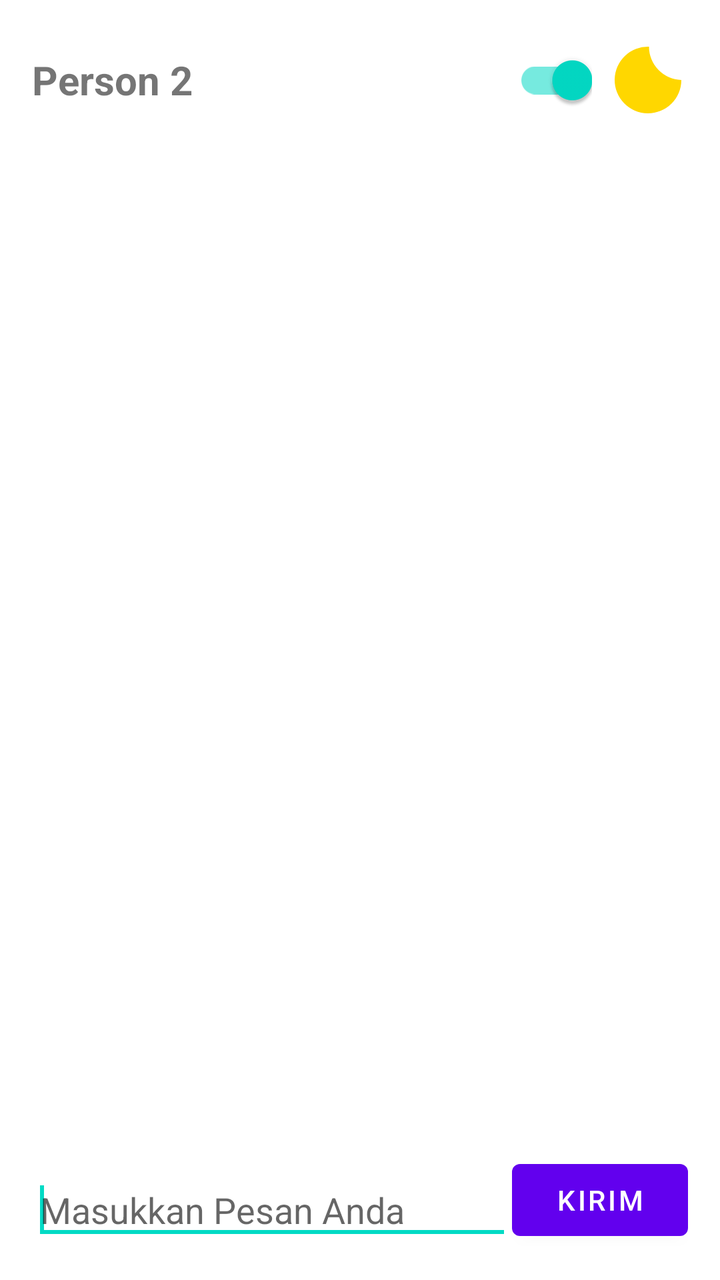
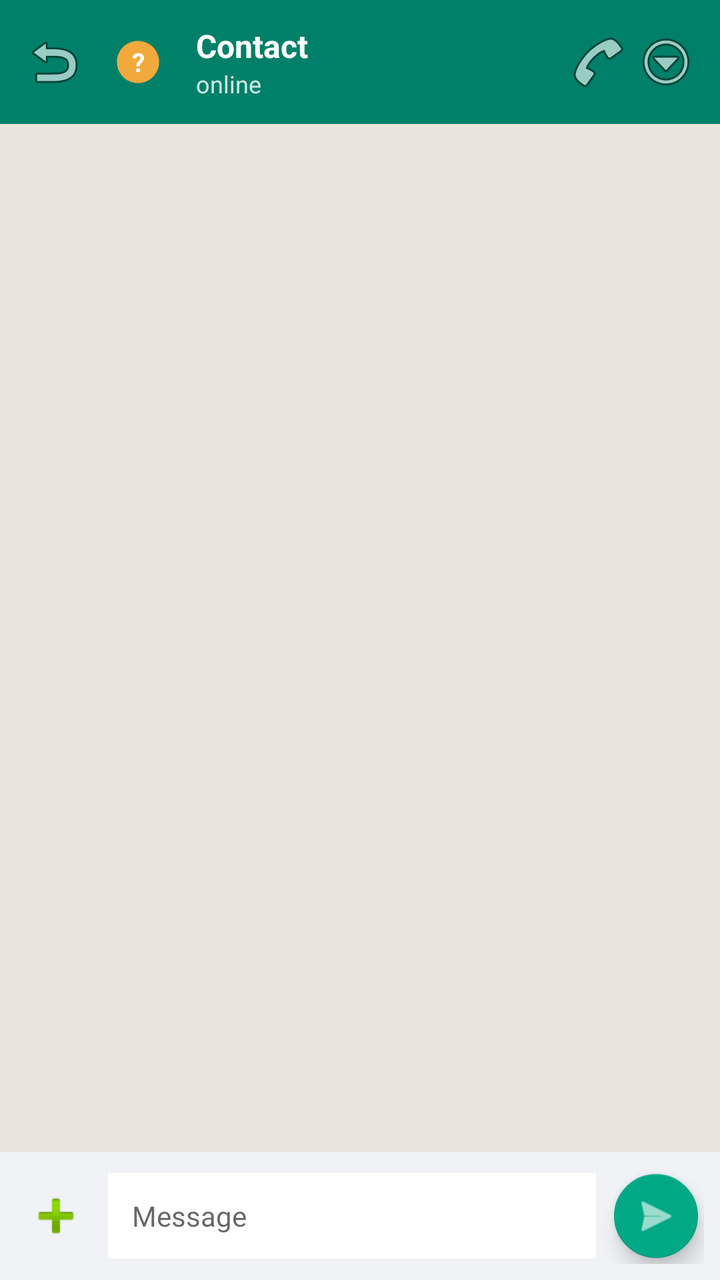

Screens rendered from an Android XML layout before and after an edit, with the pre-edit source and the edit as a unified diff.
<!-- AndroidManifest.xml: application theme Theme.NextSentAndroid -->
<!-- res/layout/activity_second.xml -->
<?xml version="1.0" encoding="utf-8"?>
<RelativeLayout xmlns:android="http://schemas.android.com/apk/res/android"
    xmlns:tools="http://schemas.android.com/tools"
    android:id="@+id/main"
    android:layout_width="match_parent"
    android:layout_height="match_parent"
    android:padding="16dp"
    tools:context=".SecondActivity">

    
    <RelativeLayout
        android:id="@+id/topBar"
        android:layout_width="match_parent"
        android:layout_height="wrap_content"
        android:layout_alignParentTop="true">

        <TextView
            android:id="@+id/textHeader"
            android:layout_width="wrap_content"
            android:layout_height="wrap_content"
            android:layout_alignParentLeft="true"
            android:layout_centerVertical="true"
            android:text="@string/title_second_activity"
            android:textSize="20sp"
            android:textStyle="bold" />

        <LinearLayout
            android:layout_width="wrap_content"
            android:layout_height="wrap_content"
            android:layout_alignParentRight="true"
            android:layout_centerVertical="true"
            android:gravity="center_vertical"
            android:orientation="horizontal">

            <com.google.android.material.switchmaterial.SwitchMaterial
                android:id="@+id/switchActivity"
                android:layout_width="wrap_content"
                android:layout_height="wrap_content"
                android:layout_marginEnd="8dp"
                android:checked="true" />

            <ImageButton
                android:id="@+id/buttonTheme"
                android:layout_width="40dp"
                android:layout_height="40dp"
                android:background="?attr/selectableItemBackgroundBorderless"
                android:contentDescription="Theme Toggle"
                android:scaleType="fitCenter"
                android:src="@drawable/ic_moon" />
        </LinearLayout>

    </RelativeLayout>

    
    <ScrollView
        android:id="@+id/scrollHistory"
        android:layout_width="match_parent"
        android:layout_height="match_parent"
        android:layout_below="@id/topBar"
        android:layout_above="@id/editTextReply"
        android:layout_marginTop="12dp"
        android:layout_marginBottom="12dp">

        <TextView
            android:id="@+id/textHistory"
            android:layout_width="match_parent"
            android:layout_height="wrap_content"
            android:lineSpacingExtra="4dp"
            android:textSize="16sp" />
    </ScrollView>

    
    <EditText
        android:id="@+id/editTextReply"
        android:layout_width="match_parent"
        android:layout_height="wrap_content"
        android:layout_toLeftOf="@id/buttonReply"
        android:layout_alignParentBottom="true"
        android:hint="@string/hint_enter_message"
        android:inputType="text">
        <requestFocus />
    </EditText>

    <Button
        android:id="@+id/buttonReply"
        android:layout_width="wrap_content"
        android:layout_height="wrap_content"
        android:layout_alignParentRight="true"
        android:layout_alignParentBottom="true"
        android:onClick="returnReply"
        android:text="@string/button_kirim" />

</RelativeLayout>
<!-- resources referenced by this layout -->
<resources>
  <!-- drawable ic_moon (drawable) -->
  <?xml version="1.0" encoding="utf-8"?>
  <vector xmlns:android="http://schemas.android.com/apk/res/android"
      android:width="24dp"
      android:height="24dp"
      android:viewportWidth="24"
      android:viewportHeight="24">
      <path
          android:fillColor="#FFD700"
          android:pathData="M12.3,2A10,10 0 0,0 22,12A10,10 0 1,1 12.3,2Z" />
  </vector>
  <string name="button_kirim">Kirim</string>
  <string name="hint_enter_message">Masukkan Pesan Anda</string>
  <string name="title_second_activity">Person 2</string>
  <style name="Theme.NextSentAndroid" parent="Theme.MaterialComponents.DayNight.NoActionBar">
          <item name="colorPrimary">@color/purple_500</item>
          <item name="colorPrimaryVariant">@color/purple_700</item>
          <item name="colorOnPrimary">@color/white</item>
          <item name="colorSecondary">@color/teal_200</item>
          <item name="colorSecondaryVariant">@color/teal_700</item>
          <item name="colorOnSecondary">@color/black</item>
      </style>
  <color name="purple_500">#FF6200EE</color>
  <color name="purple_700">#FF3700B3</color>
  <color name="white">#FFFFFFFF</color>
  <color name="teal_200">#FF03DAC5</color>
  <color name="teal_700">#FF018786</color>
  <color name="black">#FF000000</color>
</resources>

<!-- the commit's change to res/layout/activity_second.xml (unified diff, before → after) -->
@@ -1,93 +1,194 @@
 <?xml version="1.0" encoding="utf-8"?>
 <RelativeLayout xmlns:android="http://schemas.android.com/apk/res/android"
+    xmlns:app="http://schemas.android.com/apk/res-auto"
     xmlns:tools="http://schemas.android.com/tools"
     android:id="@+id/main"
     android:layout_width="match_parent"
     android:layout_height="match_parent"
-    android:padding="16dp"
+    android:background="@color/whatsapp_chat_bg"
     tools:context=".SecondActivity">
 
     
-    <RelativeLayout
-        android:id="@+id/topBar"
+    <LinearLayout
+        android:id="@+id/chathead"
         android:layout_width="match_parent"
-        android:layout_height="wrap_content"
-        android:layout_alignParentTop="true">
+        android:layout_height="62dp"
+        android:layout_alignParentTop="true"
+        android:background="@color/whatsapp_green"
+        android:gravity="center_vertical"
+        android:orientation="horizontal"
+        android:paddingStart="10dp"
+        android:paddingEnd="10dp">
+
+        <ImageButton
+            android:id="@+id/buttonCloseThread"
+            android:layout_width="34dp"
+            android:layout_height="40dp"
+            android:background="?attr/selectableItemBackgroundBorderless"
+            android:contentDescription="Back"
+            android:src="@android:drawable/ic_menu_revert" />
 
         <TextView
-            android:id="@+id/textHeader"
-            android:layout_width="wrap_content"
-            android:layout_height="wrap_content"
-            android:layout_alignParentLeft="true"
-            android:layout_centerVertical="true"
-            android:text="@string/title_second_activity"
-            android:textSize="20sp"
+            android:id="@+id/threadAvatar"
+            android:layout_width="38dp"
+            android:layout_height="38dp"
+            android:layout_marginStart="6dp"
+            android:background="@drawable/ic_launcher_foreground"
+            android:gravity="center"
+            android:text="@string/question_mark"
+            android:textColor="@color/white"
+            android:textSize="13sp"
             android:textStyle="bold" />
 
         <LinearLayout
-            android:layout_width="wrap_content"
+            android:layout_width="0dp"
             android:layout_height="wrap_content"
-            android:layout_alignParentRight="true"
-            android:layout_centerVertical="true"
-            android:gravity="center_vertical"
-            android:orientation="horizontal">
+            android:layout_marginStart="10dp"
+            android:layout_weight="1"
+            android:orientation="vertical">
 
-            <com.google.android.material.switchmaterial.SwitchMaterial
-                android:id="@+id/switchActivity"
+            <TextView
+                android:id="@+id/threadName"
                 android:layout_width="wrap_content"
                 android:layout_height="wrap_content"
-                android:layout_marginEnd="8dp"
-                android:checked="true" />
+                android:text="Contact"
+                android:textColor="@color/white"
+                android:textSize="16sp"
+                android:textStyle="bold" />
 
-            <ImageButton
-                android:id="@+id/buttonTheme"
-                android:layout_width="40dp"
-                android:layout_height="40dp"
-                android:background="?attr/selectableItemBackgroundBorderless"
-                android:contentDescription="Theme Toggle"
-                android:scaleType="fitCenter"
-                android:src="@drawable/ic_moon" />
+            <TextView
+                android:id="@+id/threadPresence"
+                android:layout_width="wrap_content"
+                android:layout_height="wrap_content"
+                android:alpha="0.8"
+                android:text="online"
+                android:textColor="@color/white"
+                android:textSize="12sp" />
         </LinearLayout>
 
-    </RelativeLayout>
+        <ImageButton
+            android:id="@+id/buttonStartCall"
+            android:layout_width="34dp"
+            android:layout_height="40dp"
+            android:background="?attr/selectableItemBackgroundBorderless"
+            android:contentDescription="Start Call"
+            android:src="@android:drawable/ic_menu_call" />
+
+        <ImageButton
+            android:id="@+id/buttonThreadMenu"
+            android:layout_width="34dp"
+            android:layout_height="40dp"
+            android:background="?attr/selectableItemBackgroundBorderless"
+            android:contentDescription="Menu"
+            android:src="@android:drawable/ic_menu_more" />
+    </LinearLayout>
 
     
     <ScrollView
-        android:id="@+id/scrollHistory"
+        android:id="@+id/scrollMessages"
         android:layout_width="match_parent"
         android:layout_height="match_parent"
-        android:layout_below="@id/topBar"
-        android:layout_above="@id/editTextReply"
-        android:layout_marginTop="12dp"
-        android:layout_marginBottom="12dp">
+        android:layout_below="@id/chathead"
+        android:layout_above="@+id/composer"
+        android:padding="10dp">
 
-        <TextView
-            android:id="@+id/textHistory"
+        <LinearLayout
+            android:id="@+id/messagesContainer"
             android:layout_width="match_parent"
             android:layout_height="wrap_content"
-            android:lineSpacingExtra="4dp"
-            android:textSize="16sp" />
+            android:orientation="vertical" />
     </ScrollView>
 
     
-    <EditText
-        android:id="@+id/editTextReply"
+    <LinearLayout
+        android:id="@+id/attachMenu"
+        android:layout_width="200dp"
+        android:layout_height="wrap_content"
+        android:layout_above="@id/composer"
+        android:layout_marginStart="12dp"
+        android:layout_marginBottom="8dp"
+        android:background="@color/white"
+        android:elevation="6dp"
+        android:orientation="vertical"
+        android:padding="8dp"
+        android:visibility="gone">
+
+        <Button
+            android:id="@+id/buttonAttachPhoto"
+            style="?attr/borderlessButtonStyle"
+            android:layout_width="match_parent"
+            android:layout_height="wrap_content"
+            android:gravity="start|center_vertical"
+            android:text="Photo &amp; video" />
+
+        <Button
+            android:id="@+id/buttonAttachAudio"
+            style="?attr/borderlessButtonStyle"
+            android:layout_width="match_parent"
+            android:layout_height="wrap_content"
+            android:gravity="start|center_vertical"
+            android:text="Audio" />
+
+        <Button
+            android:id="@+id/buttonAttachLocation"
+            style="?attr/borderlessButtonStyle"
+            android:layout_width="match_parent"
+            android:layout_height="wrap_content"
+            android:gravity="start|center_vertical"
+            android:text="Location" />
+
+        <Button
+            android:id="@+id/buttonAttachDocument"
+            style="?attr/borderlessButtonStyle"
+            android:layout_width="match_parent"
+            android:layout_height="wrap_content"
+            android:gravity="start|center_vertical"
+            android:text="Document" />
+    </LinearLayout>
+
+    
+    <LinearLayout
+        android:id="@+id/composer"
         android:layout_width="match_parent"
         android:layout_height="wrap_content"
-        android:layout_toLeftOf="@id/buttonReply"
         android:layout_alignParentBottom="true"
-        android:hint="@string/hint_enter_message"
-        android:inputType="text">
-        <requestFocus />
-    </EditText>
+        android:background="@color/whatsapp_bg"
+        android:gravity="center_vertical"
+        android:orientation="horizontal"
+        android:padding="8dp">
 
-    <Button
-        android:id="@+id/buttonReply"
-        android:layout_width="wrap_content"
-        android:layout_height="wrap_content"
-        android:layout_alignParentRight="true"
-        android:layout_alignParentBottom="true"
-        android:onClick="returnReply"
-        android:text="@string/button_kirim" />
+        <ImageButton
+            android:id="@+id/buttonToggleAttach"
+            android:layout_width="40dp"
+            android:layout_height="40dp"
+            android:background="?attr/selectableItemBackgroundBorderless"
+            android:contentDescription="Attach"
+            android:src="@android:drawable/ic_input_add" />
+
+        <EditText
+            android:id="@+id/messageInput"
+            android:layout_width="0dp"
+            android:layout_height="wrap_content"
+            android:layout_marginStart="6dp"
+            android:layout_marginEnd="6dp"
+            android:layout_weight="1"
+            android:background="@color/white"
+            android:hint="Message"
+            android:inputType="textMultiLine"
+            android:maxLines="4"
+            android:padding="12dp"
+            android:textColor="@color/whatsapp_text"
+            android:textSize="14sp" />
+
+        <com.google.android.material.floatingactionbutton.FloatingActionButton
+            android:id="@+id/buttonSendMessage"
+            android:layout_width="42dp"
+            android:layout_height="42dp"
+            android:contentDescription="Send"
+            android:src="@android:drawable/ic_menu_send"
+            app:backgroundTint="@color/whatsapp_light_green"
+            app:fabCustomSize="42dp"
+            app:tint="@color/white" />
+    </LinearLayout>
 
 </RelativeLayout>
<!-- resource entries referenced after the edit -->
@@ -1,19 +1,10 @@
 <!-- resources referenced by this layout -->
 <resources>
-  <!-- drawable ic_moon (drawable) -->
-  <?xml version="1.0" encoding="utf-8"?>
-  <vector xmlns:android="http://schemas.android.com/apk/res/android"
-      android:width="24dp"
-      android:height="24dp"
-      android:viewportWidth="24"
-      android:viewportHeight="24">
-      <path
-          android:fillColor="#FFD700"
-          android:pathData="M12.3,2A10,10 0 0,0 22,12A10,10 0 1,1 12.3,2Z" />
-  </vector>
-  <string name="button_kirim">Kirim</string>
-  <string name="hint_enter_message">Masukkan Pesan Anda</string>
-  <string name="title_second_activity">Person 2</string>
+  <color name="whatsapp_bg">#F0F2F5</color>
+  <color name="whatsapp_chat_bg">#E9E5DC</color>
+  <color name="whatsapp_green">#008069</color>
+  <color name="whatsapp_light_green">#00A884</color>
+  <color name="whatsapp_text">#111B21</color>
   <style name="Theme.NextSentAndroid" parent="Theme.MaterialComponents.DayNight.NoActionBar">
           <item name="colorPrimary">@color/purple_500</item>
           <item name="colorPrimaryVariant">@color/purple_700</item>
@@ -25,6 +16,18 @@
   <color name="purple_500">#FF6200EE</color>
   <color name="purple_700">#FF3700B3</color>
   <color name="white">#FFFFFFFF</color>
+  <!-- drawable ic_launcher_foreground (drawable) -->
+  <?xml version="1.0" encoding="utf-8"?>
+  <vector xmlns:android="http://schemas.android.com/apk/res/android"
+      android:width="108dp"
+      android:height="108dp"
+      android:viewportWidth="108"
+      android:viewportHeight="108">
+      <path
+          android:fillColor="#F2A93C"
+          android:pathData="M54,24 A30,30 0 1,1 53.99,24 Z"/>
+  </vector>
+  <string name="question_mark">\?</string>
   <color name="teal_200">#FF03DAC5</color>
   <color name="teal_700">#FF018786</color>
   <color name="black">#FF000000</color>
